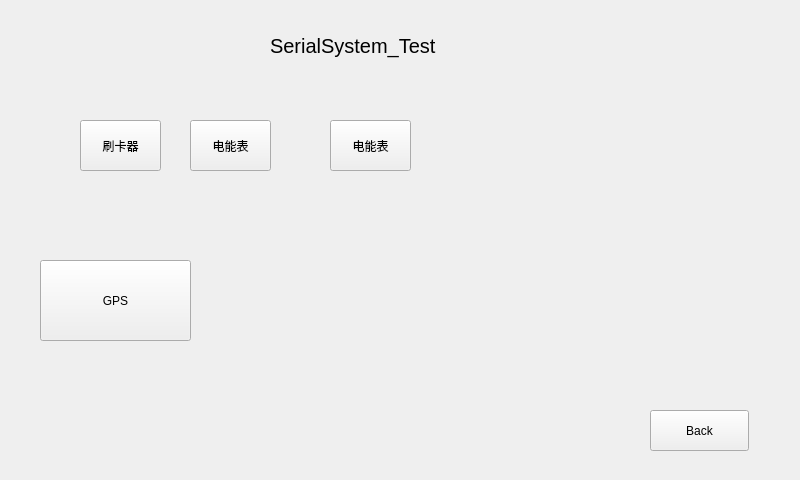
Old version of the form main/ui/test_manual.ui in the repository Blackrose/Tcutest_SerialSystem.
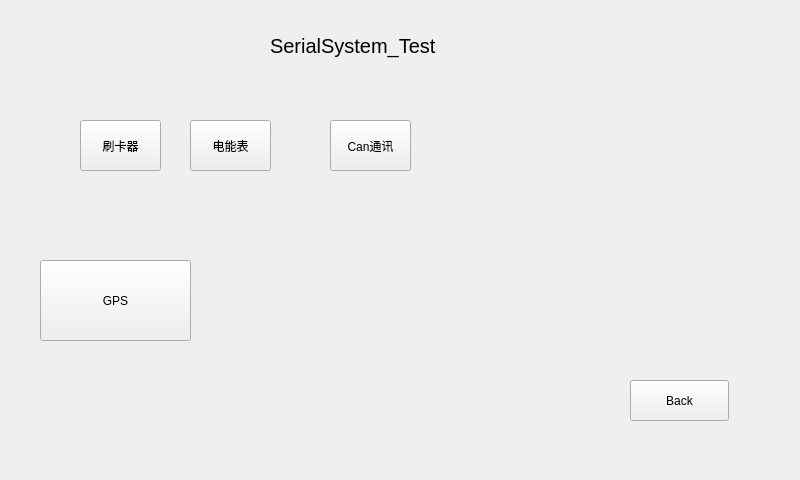
New version of the form. Icons and pictures are not drawn.

```diff
--- a/main/ui/test_manual.ui
+++ b/main/ui/test_manual.ui
@@ -53,8 +53,8 @@
   <widget class="QPushButton" name="back_but">
    <property name="geometry">
     <rect>
-     <x>650</x>
-     <y>410</y>
+     <x>630</x>
+     <y>380</y>
      <width>99</width>
      <height>41</height>
     </rect>
@@ -184,7 +184,7 @@
     <string notr="true">background-image:url()</string>
    </property>
    <property name="text">
-    <string>电能表</string>
+    <string>Can通讯</string>
    </property>
   </widget>
  </widget>
```
Left out of the diff: 2 changed lines with no effect on the pictures.
